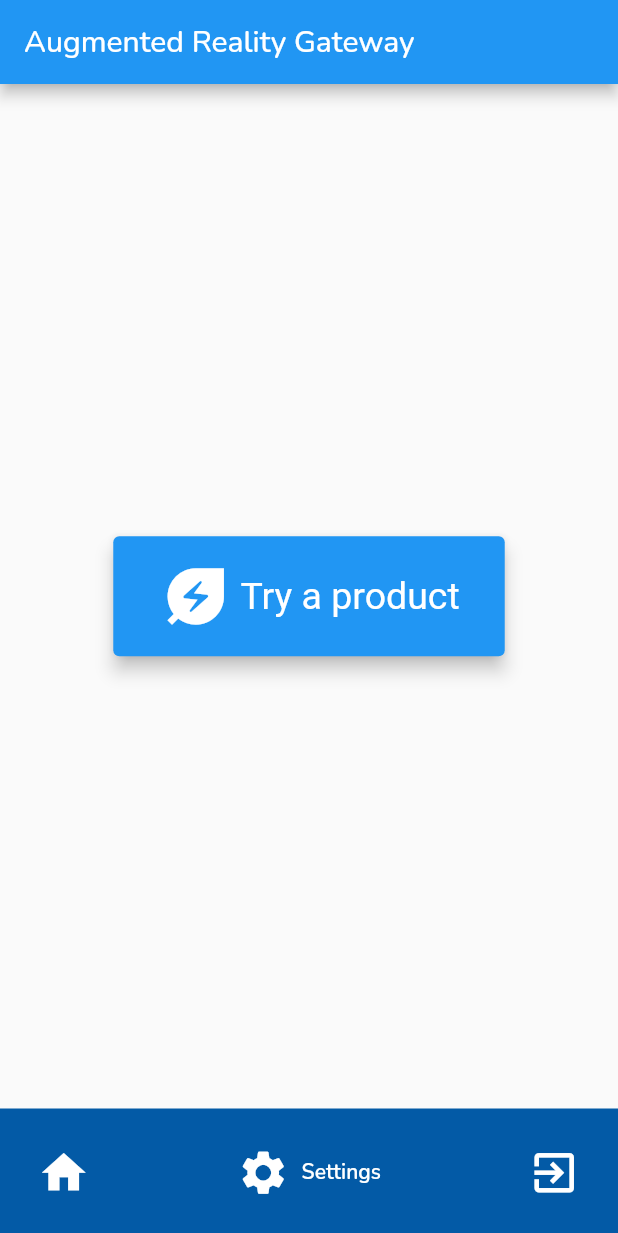
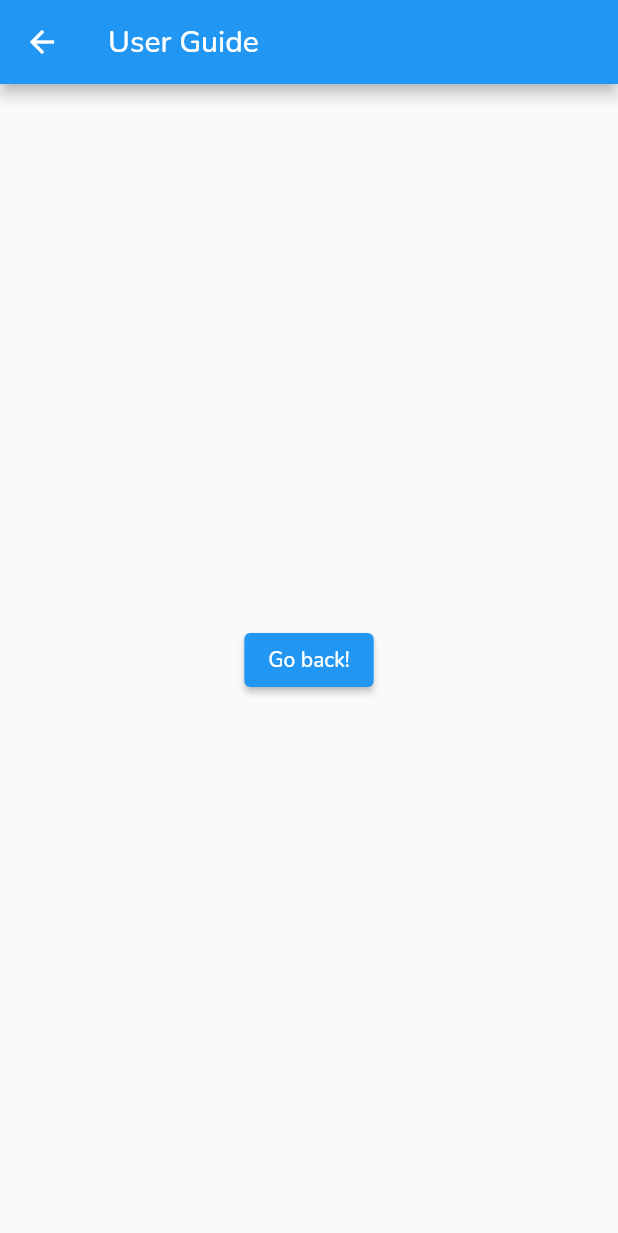
Before and after one commit to rhodinemma/laba, a Flutter app: the screen it shows after launch, item 2 of the bottom bar chosen, on a phone screen of 412 x 824 dp. Shown: the top 1233 px of the screen. Run offline on Flutter 3.47's test engine with Material 2 defaults, Android fonts, the phone set to English and light mode, and no system bars; drawn by our look-alikes of google_nav_bar; our stand-ins replace google_fonts; missing offline and left inert: ar_flutter_plugin.

Commit message:
add user guide

```diff
--- a/lib/views/homeView.dart
+++ b/lib/views/homeView.dart
@@ -1,6 +1,7 @@
 // ignore_for_file: file_names, unused_import
 import 'package:flutter/services.dart';
 import 'package:laba/constants.dart';
+import 'package:laba/views/details/components/body.dart';
 import 'package:laba/views/localAndWebObjectsView.dart';
 import 'package:laba/views/objectsOnPlanes.dart';
 import 'package:laba/views/product/productsScreen.dart';
@@ -32,7 +33,7 @@ class MyHomePage extends StatelessWidget {
             elevation: 5,
           ),
           icon: const Icon(
-            Icons.energy_savings_leaf,
+            Icons.arrow_forward,
             size: 50,
           ),
           label: const Text("Try a product"),
@@ -50,10 +51,16 @@ class MyHomePage extends StatelessWidget {
             text: 'Home',
             iconSize: 35,
           ),
-          const GButton(
-            icon: Icons.settings,
-            text: 'Settings',
+          GButton(
+            icon: Icons.lightbulb,
+            text: 'User Guide',
             iconSize: 35,
+            onPressed: () {
+              Navigator.push(
+                context,
+                MaterialPageRoute(builder: (context) => const UserGuide()),
+              );
+            },
           ),
           GButton(
             icon: Icons.exit_to_app,
@@ -68,3 +75,21 @@ class MyHomePage extends StatelessWidget {
     );
   }
 }
+
+class UserGuide extends StatelessWidget {
+  const UserGuide({Key? key}) : super(key: key);
+
+  @override
+  Widget build(BuildContext context) {
+    return Scaffold(
+      appBar: AppBar(title: const Text('User Guide')),
+      body: Center(
+          child: ElevatedButton(
+        onPressed: () {
+          Navigator.pop(context);
+        },
+        child: const Text('Go back!'),
+      )),
+    );
+  }
+}
--- a/pubspec.yaml
+++ b/pubspec.yaml
@@ -6,7 +6,7 @@ publish_to: "none"
 version: 1.0.0+1
 
 environment:
-  sdk: ">=2.16.1 <3.0.0"
+  sdk: ">2.12.0 <3.0.0"
 
 dependencies:
   flutter:
```
Also changed, not shown: pubspec.lock, 1 other file.
